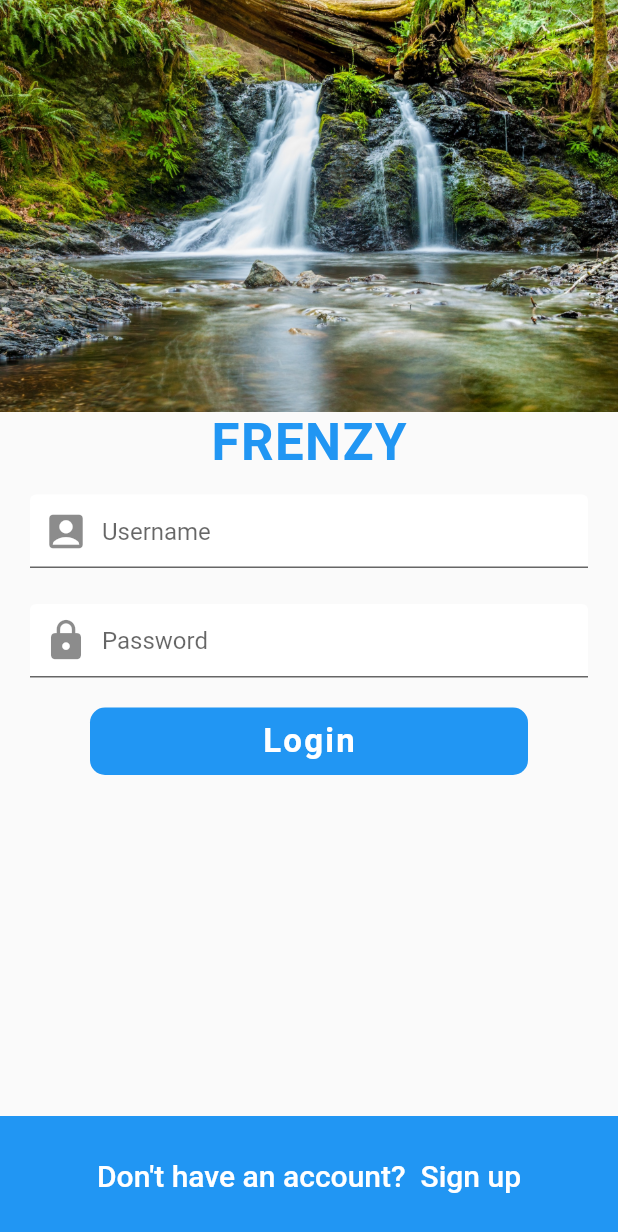
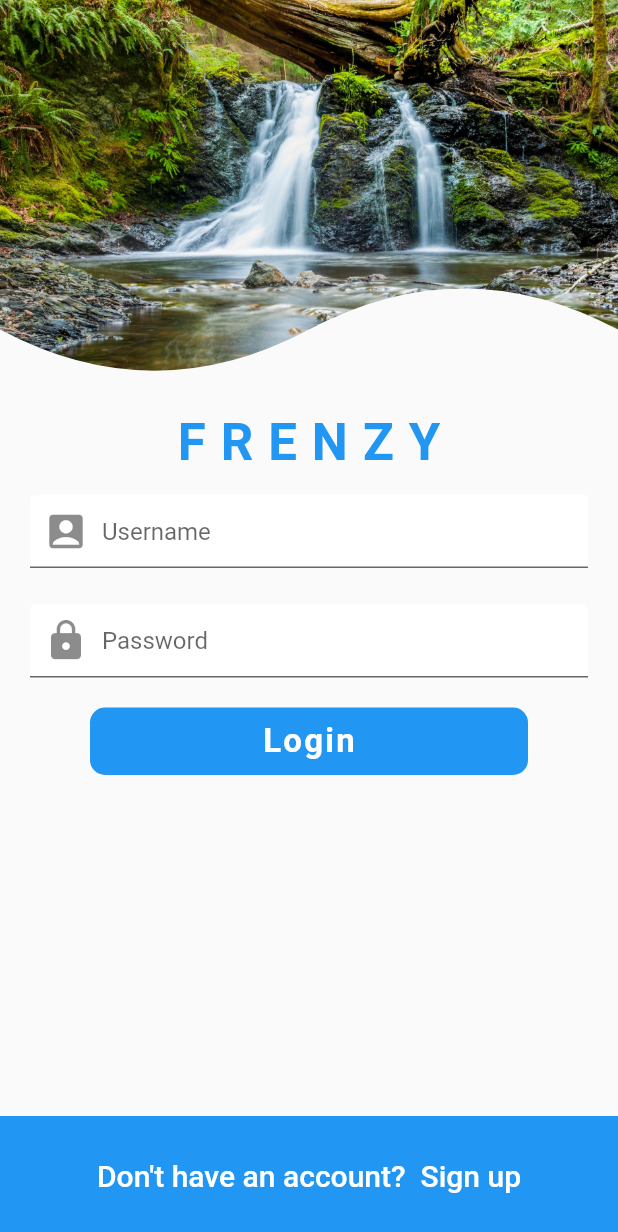
Before and after one commit to JajaHarris/flutter_social_ui, a Flutter app: the screen it shows after launch, on a phone screen of 412 x 824 dp. Shown: the top 1232 px of the screen. Run offline on Flutter 3.47's test engine with Material 2 defaults, Android fonts, the phone set to English and light mode, and no system bars.

Commit message:
implemented curve clipper for image on login screen

```diff
--- a/lib/screens/login_screen.dart
+++ b/lib/screens/login_screen.dart
@@ -1,4 +1,5 @@
 import 'package:flutter/material.dart';
+import 'package:flutter_social_ui/widgets/curve_clipper.dart';
 
 class LoginScreen extends StatefulWidget {
   @override
@@ -32,11 +33,14 @@ class _LoginScreenState extends State<LoginScreen> {
   }
 
   Widget _backgroundImage(BuildContext context) {
-    return Image(
-      height: MediaQuery.of(context).size.height / 3,
-      width: double.infinity,
-      image: AssetImage('assets/images/login_background.jpg'),
-      fit: BoxFit.cover,
+    return ClipPath(
+      clipper: CurveClipper(),
+      child: Image(
+        height: MediaQuery.of(context).size.height / 3,
+        width: double.infinity,
+        image: AssetImage('assets/images/login_background.jpg'),
+        fit: BoxFit.cover,
+      ),
     );
   }
 
@@ -46,7 +50,7 @@ class _LoginScreenState extends State<LoginScreen> {
             color: Theme.of(context).primaryColor,
             fontSize: 34.0,
             fontWeight: FontWeight.bold,
-            letterSpacing: 1.0),
+            letterSpacing: 10),
       );
 
   Widget _credentialsTextbox(BuildContext context, {bool isPassword}) {
--- /dev/null
+++ b/lib/widgets/curve_clipper.dart
@@ -0,0 +1,37 @@
+import 'package:flutter/material.dart';
+
+class CurveClipper extends CustomClipper<Path> {
+  @override
+  Path getClip(Size size) {
+    var path = Path();
+    path.lineTo(0, 4 * size.height / 5);
+    var curvePoint1 = Offset(size.width / 4, size.height);
+    var centerPoint = Offset(size.width / 2, 4 * size.height / 5);
+
+    path.quadraticBezierTo(
+      curvePoint1.dx,
+      curvePoint1.dy,
+      centerPoint.dx,
+      centerPoint.dy,
+    );
+
+    var curvePoint2 = Offset(3 * size.width / 4, 3 * size.height / 5);
+    var endPoint = Offset(size.width, 4 * size.height / 5);
+
+    path.quadraticBezierTo(
+      curvePoint2.dx,
+      curvePoint2.dy,
+      endPoint.dx,
+      endPoint.dy,
+    );
+
+    path.lineTo(size.width, 0);
+    path.close();
+    return path;
+  }
+
+  @override
+  bool shouldReclip(CustomClipper<Path> oldClipper) {
+    return false;
+  }
+}
```
